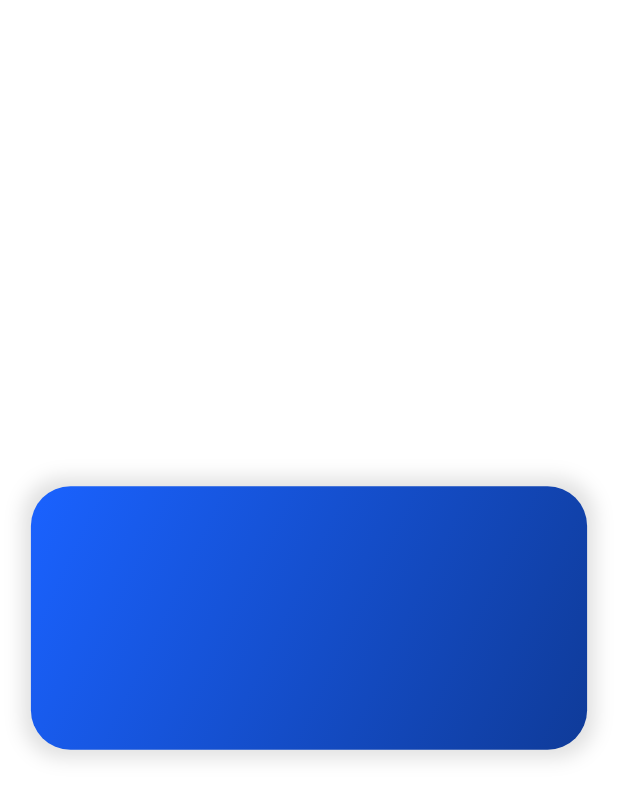
After one commit to omarAbdullahMoharam/Lungora, a Flutter app: the HomeViewBody screen opened directly, on a phone screen of 412 x 824 dp. The commit adds this screen. Shown: the top 799 px of the screen. Run offline on Flutter 3.47's test engine with Material 3 defaults, Android fonts, the phone set to English and light mode, and no system bars; our stand-ins replace flutter_screenutil, go_router.

Commit message:
Add Home Feature ,HomeView and integrate it into the routing system

```diff
--- a/lib/core/utils/app_roture.dart
+++ b/lib/core/utils/app_roture.dart
@@ -1,5 +1,6 @@
 import 'package:go_router/go_router.dart';
 import 'package:lungora/features/Auth/Presentation/views/forget_password_view.dart';
+import 'package:lungora/features/Home/presentation/views/home_view.dart';
 
 import '../../features/Auth/Presentation/views/auth_view.dart' show AuthView;
 
@@ -7,6 +8,8 @@ abstract class AppRoture {
   static const kOTP = '/OTP';
   static const kForgetPassView = '/forgetPasswordView';
   static const kAuthView = '/';
+  static const kHomeView = '/homeView';
+
   static final router = GoRouter(
     routes: [
       GoRoute(
@@ -21,6 +24,10 @@ abstract class AppRoture {
       //   path: kOTP,
       //   builder: (context, state) => OTP(email: state.extra.toString(),),
       // ),
+      GoRoute(
+        path: kHomeView,
+        builder: (context, state) => HomeView(),
+      ),
     ],
   );
 }
--- /dev/null
+++ b/lib/features/Home/presentation/views/home_view.dart
@@ -0,0 +1,11 @@
+import 'package:flutter/material.dart';
+import 'package:lungora/features/Home/presentation/widgets/home_view_body.dart';
+
+class HomeView extends StatelessWidget {
+  const HomeView({super.key});
+
+  @override
+  Widget build(BuildContext context) {
+    return HomeViewBody();
+  }
+}
--- /dev/null
+++ b/lib/features/Home/presentation/widgets/home_view_body.dart
@@ -0,0 +1,45 @@
+import 'package:flutter/material.dart';
+import 'package:flutter_screenutil/flutter_screenutil.dart';
+
+class HomeViewBody extends StatelessWidget {
+  const HomeViewBody({super.key});
+
+  @override
+  Widget build(BuildContext context) {
+    return Scaffold(
+      body: Padding(
+        padding: EdgeInsets.symmetric(
+          horizontal: MediaQuery.of(context).size.width * 0.05,
+        ),
+        child: Column(
+          mainAxisAlignment: MainAxisAlignment.center,
+          children: [
+            Center(
+              child: Container(
+                height: 180.h,
+                decoration: BoxDecoration(
+                  gradient: LinearGradient(
+                    begin: Alignment.topLeft,
+                    end: Alignment.bottomRight,
+                    colors: [
+                      Color(0xFF1A62FF),
+                      Color(0xFF0F3B99),
+                    ],
+                  ),
+                  borderRadius: BorderRadius.circular(25.w),
+                  boxShadow: [
+                    BoxShadow(
+                      color: Colors.grey.shade300,
+                      blurRadius: 10,
+                      spreadRadius: 5,
+                    ),
+                  ],
+                ),
+              ),
+            ),
+          ],
+        ),
+      ),
+    );
+  }
+}
```
